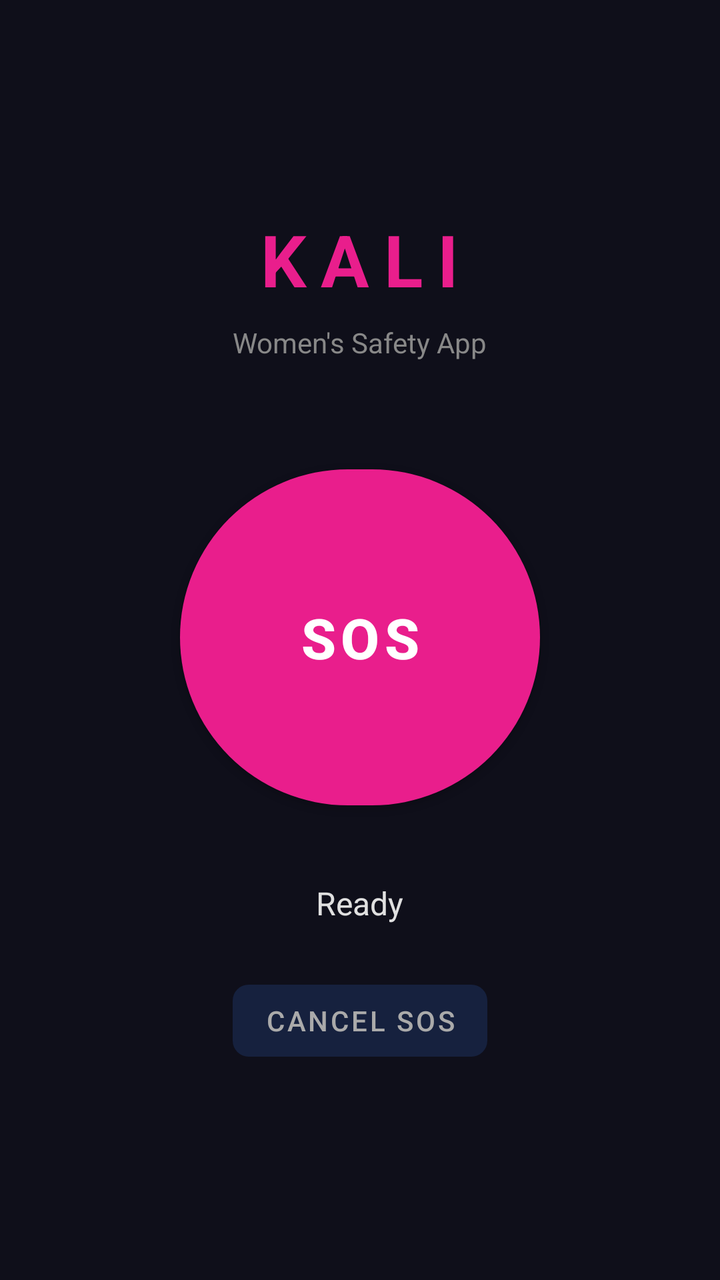
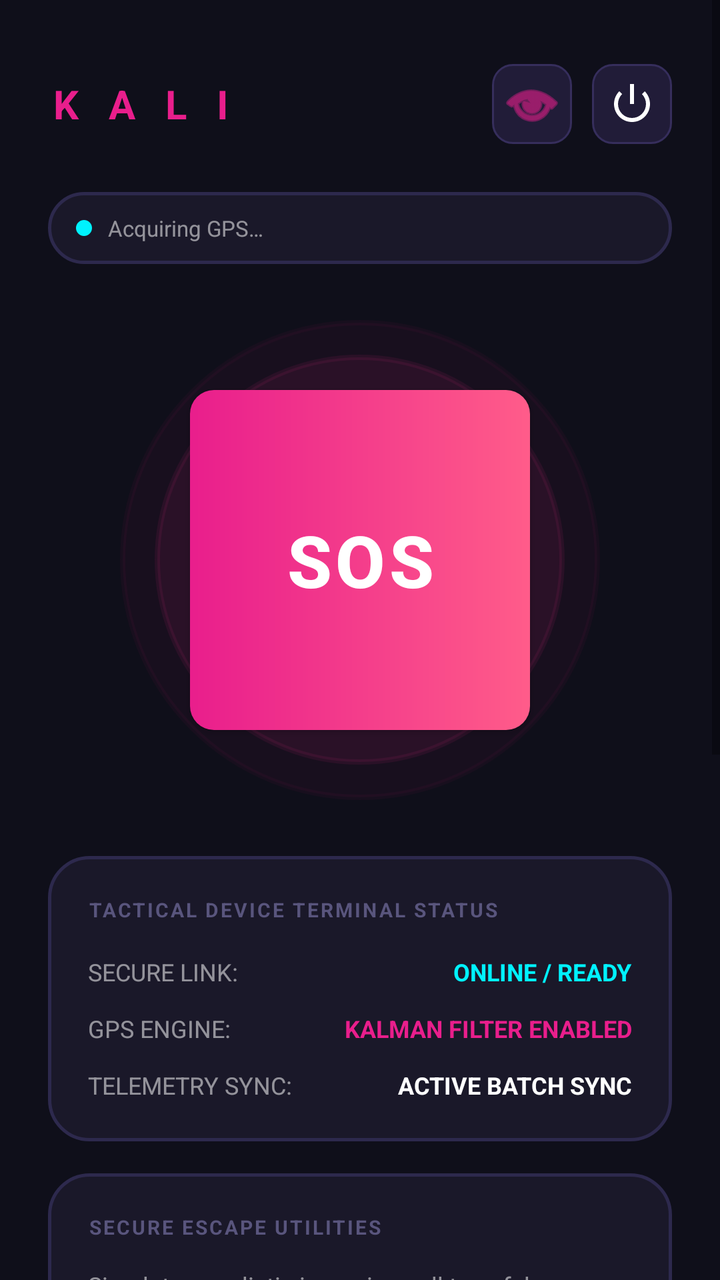

Compare the two renders of this Android layout. The source of the first and the diff that turns it into the second are given below.
<!-- AndroidManifest.xml: application theme Theme.Kali -->
<!-- res/layout/activity_sos.xml -->
<?xml version="1.0" encoding="utf-8"?>
<LinearLayout xmlns:android="http://schemas.android.com/apk/res/android"
    xmlns:app="http://schemas.android.com/apk/res-auto"
    android:layout_width="match_parent"
    android:layout_height="match_parent"
    android:orientation="vertical"
    android:gravity="center"
    android:background="@color/kali_bg"
    android:padding="32dp">

    <TextView
        android:text="KALI"
        android:textSize="36sp"
        android:textColor="@color/kali_pink"
        android:textStyle="bold"
        android:letterSpacing="0.2"
        android:layout_marginBottom="8dp"
        android:layout_width="wrap_content"
        android:layout_height="wrap_content"/>

    <TextView
        android:text="Women\'s Safety App"
        android:textSize="14sp"
        android:textColor="#888888"
        android:layout_marginBottom="48dp"
        android:layout_width="wrap_content"
        android:layout_height="wrap_content"/>

    <com.google.android.material.button.MaterialButton
        android:id="@+id/btnSos"
        android:text="SOS"
        android:textSize="28sp"
        android:textColor="@color/white"
        android:textStyle="bold"
        app:backgroundTint="@color/kali_pink"
        app:cornerRadius="90dp"
        android:layout_width="180dp"
        android:layout_height="180dp"
        android:layout_marginBottom="32dp"
        android:elevation="8dp"/>

    <TextView
        android:id="@+id/tvStatus"
        android:text="Ready"
        android:textSize="16sp"
        android:textColor="@color/kali_text"
        android:layout_marginBottom="24dp"
        android:layout_width="wrap_content"
        android:layout_height="wrap_content"/>

    <com.google.android.material.button.MaterialButton
        android:id="@+id/btnCancel"
        android:text="Cancel SOS"
        android:enabled="false"
        app:backgroundTint="@color/kali_surface"
        android:textColor="#aaaaaa"
        app:cornerRadius="8dp"
        android:layout_width="wrap_content"
        android:layout_height="wrap_content"/>

</LinearLayout>
<!-- resources referenced by this layout -->
<resources>
  <color name="kali_bg">#0F0F1A</color>
  <color name="kali_pink">#E91E8C</color>
  <color name="kali_surface">#16213E</color>
  <color name="kali_text">#E0E0E0</color>
  <color name="white">#FFFFFF</color>
  <style name="Theme.Kali" parent="Theme.MaterialComponents.DayNight.NoActionBar">
          <item name="colorPrimary">@color/kali_pink</item>
          <item name="colorPrimaryDark">@color/kali_dark</item>
          <item name="colorAccent">@color/kali_pink</item>
          <item name="android:windowBackground">@color/kali_bg</item>
          <item name="android:statusBarColor">@color/kali_dark</item>
      </style>
  <color name="kali_dark">#1A1A2E</color>
</resources>

<!-- the commit's change to res/layout/activity_sos.xml (unified diff, before → after) -->
@@ -1,61 +1,639 @@
 <?xml version="1.0" encoding="utf-8"?>
-<LinearLayout xmlns:android="http://schemas.android.com/apk/res/android"
+<FrameLayout xmlns:android="http://schemas.android.com/apk/res/android"
     xmlns:app="http://schemas.android.com/apk/res-auto"
     android:layout_width="match_parent"
     android:layout_height="match_parent"
-    android:orientation="vertical"
-    android:gravity="center"
-    android:background="@color/kali_bg"
-    android:padding="32dp">
-
-    <TextView
-        android:text="KALI"
-        android:textSize="36sp"
-        android:textColor="@color/kali_pink"
-        android:textStyle="bold"
-        android:letterSpacing="0.2"
-        android:layout_marginBottom="8dp"
-        android:layout_width="wrap_content"
-        android:layout_height="wrap_content"/>
-
-    <TextView
-        android:text="Women\'s Safety App"
-        android:textSize="14sp"
-        android:textColor="#888888"
-        android:layout_marginBottom="48dp"
-        android:layout_width="wrap_content"
-        android:layout_height="wrap_content"/>
-
-    <com.google.android.material.button.MaterialButton
-        android:id="@+id/btnSos"
-        android:text="SOS"
-        android:textSize="28sp"
-        android:textColor="@color/white"
-        android:textStyle="bold"
-        app:backgroundTint="@color/kali_pink"
-        app:cornerRadius="90dp"
-        android:layout_width="180dp"
-        android:layout_height="180dp"
-        android:layout_marginBottom="32dp"
-        android:elevation="8dp"/>
-
-    <TextView
-        android:id="@+id/tvStatus"
-        android:text="Ready"
-        android:textSize="16sp"
-        android:textColor="@color/kali_text"
-        android:layout_marginBottom="24dp"
-        android:layout_width="wrap_content"
-        android:layout_height="wrap_content"/>
-
-    <com.google.android.material.button.MaterialButton
-        android:id="@+id/btnCancel"
-        android:text="Cancel SOS"
-        android:enabled="false"
-        app:backgroundTint="@color/kali_surface"
-        android:textColor="#aaaaaa"
-        app:cornerRadius="8dp"
-        android:layout_width="wrap_content"
-        android:layout_height="wrap_content"/>
-
-</LinearLayout>
+    android:background="@color/kali_bg">
+
+    
+    <ScrollView
+        android:layout_width="match_parent"
+        android:layout_height="match_parent"
+        android:fillViewport="true">
+
+        <LinearLayout
+            android:layout_width="match_parent"
+            android:layout_height="wrap_content"
+            android:orientation="vertical"
+            android:gravity="center_horizontal"
+            android:padding="24dp">
+
+            
+            <RelativeLayout
+                android:layout_width="match_parent"
+                android:layout_height="56dp"
+                android:layout_marginBottom="16dp">
+
+                
+                <TextView
+                    android:layout_width="wrap_content"
+                    android:layout_height="wrap_content"
+                    android:text="K A L I"
+                    android:textColor="@color/kali_pink"
+                    android:textSize="20sp"
+                    android:textStyle="bold"
+                    android:letterSpacing="0.25"
+                    android:layout_alignParentStart="true"
+                    android:layout_centerVertical="true" />
+
+                
+                <ImageButton
+                    android:id="@+id/btnLogout"
+                    android:layout_width="40dp"
+                    android:layout_height="40dp"
+                    android:background="@drawable/bg_demo_badge"
+                    android:src="@android:drawable/ic_lock_power_off"
+                    app:tint="@color/white"
+                    android:layout_alignParentEnd="true"
+                    android:layout_centerVertical="true"
+                    android:contentDescription="Logout" />
+
+                
+                <ImageButton
+                    android:id="@+id/btnProfile"
+                    android:layout_width="40dp"
+                    android:layout_height="40dp"
+                    android:background="@drawable/bg_demo_badge"
+                    android:src="@android:drawable/ic_menu_view"
+                    app:tint="@color/kali_pink"
+                    android:layout_toStartOf="@id/btnLogout"
+                    android:layout_marginEnd="10dp"
+                    android:layout_centerVertical="true"
+                    android:contentDescription="Profile" />
+
+            </RelativeLayout>
+
+            
+            <LinearLayout
+                android:layout_width="match_parent"
+                android:layout_height="36dp"
+                android:orientation="horizontal"
+                android:gravity="center_vertical"
+                android:background="@drawable/bg_card_glass"
+                android:paddingStart="14dp"
+                android:paddingEnd="14dp"
+                android:layout_marginBottom="20dp">
+
+                
+                <View
+                    android:id="@+id/viewGpsDot"
+                    android:layout_width="8dp"
+                    android:layout_height="8dp"
+                    android:background="@drawable/bg_pulsing_marker"
+                    android:backgroundTint="#00F2FE"
+                    android:layout_marginEnd="8dp" />
+
+                
+                <TextView
+                    android:id="@+id/tvAddress"
+                    android:layout_width="0dp"
+                    android:layout_height="wrap_content"
+                    android:layout_weight="1"
+                    android:text="Acquiring GPS…"
+                    android:textColor="#88FFFFFF"
+                    android:textSize="11sp"
+                    android:singleLine="true"
+                    android:ellipsize="end" />
+
+            </LinearLayout>
+
+            
+            <FrameLayout
+                android:layout_width="wrap_content"
+                android:layout_height="wrap_content"
+                android:layout_marginTop="8dp"
+                android:layout_marginBottom="28dp">
+
+                
+                <View
+                    android:layout_width="240dp"
+                    android:layout_height="240dp"
+                    android:background="@drawable/bg_pulsing_marker"
+                    android:backgroundTint="#0AFF2D8A"
+                    android:layout_gravity="center" />
+
+                
+                <View
+                    android:layout_width="205dp"
+                    android:layout_height="205dp"
+                    android:background="@drawable/bg_pulsing_marker"
+                    android:backgroundTint="#14FF2D8A"
+                    android:layout_gravity="center" />
+
+                
+                <com.google.android.material.button.MaterialButton
+                    android:id="@+id/btnSos"
+                    android:layout_width="170dp"
+                    android:layout_height="170dp"
+                    android:layout_gravity="center"
+                    app:backgroundTint="@null"
+                    android:background="@drawable/bg_gradient_button"
+                    android:text="SOS"
+                    android:textColor="@color/white"
+                    android:textSize="36sp"
+                    android:textStyle="bold"
+                    android:letterSpacing="0.05"
+                    android:elevation="8dp" />
+
+                
+                <TextView
+                    android:id="@+id/tvCountdown"
+                    android:layout_width="170dp"
+                    android:layout_height="170dp"
+                    android:layout_gravity="center"
+                    android:gravity="center"
+                    android:text=""
+                    android:textColor="@color/white"
+                    android:textSize="64sp"
+                    android:textStyle="bold"
+                    android:visibility="gone"
+                    android:elevation="10dp"
+                    android:background="#CC000000" />
+
+            </FrameLayout>
+
+            
+            <LinearLayout
+                android:id="@+id/layoutSosActive"
+                android:layout_width="match_parent"
+                android:layout_height="wrap_content"
+                android:orientation="vertical"
+                android:background="@drawable/bg_card_glass"
+                android:padding="16dp"
+                android:layout_marginBottom="16dp"
+                android:visibility="gone">
+
+                
+                <LinearLayout
+                    android:layout_width="match_parent"
+                    android:layout_height="wrap_content"
+                    android:orientation="horizontal"
+                    android:gravity="center_vertical"
+                    android:layout_marginBottom="10dp">
+
+                    <View
+                        android:id="@+id/viewRecordDot"
+                        android:layout_width="10dp"
+                        android:layout_height="10dp"
+                        android:background="@drawable/bg_pulsing_marker"
+                        android:backgroundTint="#FF3B30"
+                        android:layout_marginEnd="10dp" />
+
+                    <TextView
+                        android:layout_width="0dp"
+                        android:layout_height="wrap_content"
+                        android:layout_weight="1"
+                        android:text="Recording Active"
+                        android:textColor="#FF3B30"
+                        android:textSize="13sp"
+                        android:textStyle="bold" />
+
+                </LinearLayout>
+
+                
+                <TextView
+                    android:id="@+id/tvSosDuration"
+                    android:layout_width="wrap_content"
+                    android:layout_height="wrap_content"
+                    android:text="SOS Active: 00:00"
+                    android:textColor="@color/kali_pink"
+                    android:textSize="14sp"
+                    android:textStyle="bold"
+                    android:letterSpacing="0.05" />
+
+            </LinearLayout>
+
+            
+            <LinearLayout
+                android:layout_width="match_parent"
+                android:layout_height="wrap_content"
+                android:orientation="vertical"
+                android:background="@drawable/bg_card_glass"
+                android:padding="20dp"
+                android:layout_marginBottom="16dp">
+
+                <TextView
+                    android:layout_width="wrap_content"
+                    android:layout_height="wrap_content"
+                    android:text="TACTICAL DEVICE TERMINAL STATUS"
+                    android:textColor="#59557D"
+                    android:textSize="10sp"
+                    android:textStyle="bold"
+                    android:letterSpacing="0.1"
+                    android:layout_marginBottom="16dp" />
+
+                
+                <LinearLayout
+                    android:layout_width="match_parent"
+                    android:layout_height="wrap_content"
+                    android:orientation="horizontal"
+                    android:gravity="center_vertical"
+                    android:layout_marginBottom="12dp">
+
+                    <TextView
+                        android:layout_width="0dp"
+                        android:layout_height="wrap_content"
+                        android:layout_weight="1"
+                        android:text="SECURE LINK:"
+                        android:textColor="#88FFFFFF"
+                        android:textSize="12sp" />
+
+                    <TextView
+                        android:id="@+id/tvStatus"
+                        android:layout_width="wrap_content"
+                        android:layout_height="wrap_content"
+                        android:text="ONLINE / READY"
+                        android:textColor="#00F2FE"
+                        android:textSize="12sp"
+                        android:textStyle="bold" />
+
+                </LinearLayout>
+
+                
+                <LinearLayout
+                    android:layout_width="match_parent"
+                    android:layout_height="wrap_content"
+                    android:orientation="horizontal"
+                    android:gravity="center_vertical"
+                    android:layout_marginBottom="12dp">
+
+                    <TextView
+                        android:layout_width="0dp"
+                        android:layout_height="wrap_content"
+                        android:layout_weight="1"
+                        android:text="GPS ENGINE:"
+                        android:textColor="#88FFFFFF"
+                        android:textSize="12sp" />
+
+                    <TextView
+                        android:layout_width="wrap_content"
+                        android:layout_height="wrap_content"
+                        android:text="KALMAN FILTER ENABLED"
+                        android:textColor="@color/kali_pink"
+                        android:textSize="12sp"
+                        android:textStyle="bold" />
+
+                </LinearLayout>
+
+                
+                <LinearLayout
+                    android:layout_width="match_parent"
+                    android:layout_height="wrap_content"
+                    android:orientation="horizontal"
+                    android:gravity="center_vertical">
+
+                    <TextView
+                        android:layout_width="0dp"
+                        android:layout_height="wrap_content"
+                        android:layout_weight="1"
+                        android:text="TELEMETRY SYNC:"
+                        android:textColor="#88FFFFFF"
+                        android:textSize="12sp" />
+
+                    <TextView
+                        android:layout_width="wrap_content"
+                        android:layout_height="wrap_content"
+                        android:text="ACTIVE BATCH SYNC"
+                        android:textColor="@color/white"
+                        android:textSize="12sp"
+                        android:textStyle="bold" />
+
+                </LinearLayout>
+
+            </LinearLayout>
+
+            
+            <LinearLayout
+                android:id="@+id/cardFakeCall"
+                android:layout_width="match_parent"
+                android:layout_height="wrap_content"
+                android:orientation="vertical"
+                android:background="@drawable/bg_card_glass"
+                android:padding="20dp"
+                android:layout_marginBottom="16dp">
+
+                <TextView
+                    android:layout_width="wrap_content"
+                    android:layout_height="wrap_content"
+                    android:text="SECURE ESCAPE UTILITIES"
+                    android:textColor="#59557D"
+                    android:textSize="10sp"
+                    android:textStyle="bold"
+                    android:letterSpacing="0.1"
+                    android:layout_marginBottom="14dp" />
+
+                <TextView
+                    android:layout_width="wrap_content"
+                    android:layout_height="wrap_content"
+                    android:text="Simulate a realistic incoming call to safely excuse yourself from uncomfortable or threatening environments."
+                    android:textColor="#88FFFFFF"
+                    android:textSize="12sp"
+                    android:layout_marginBottom="16dp" />
+
+                <com.google.android.material.button.MaterialButton
+                    android:id="@+id/btnFakeCall"
+                    android:layout_width="match_parent"
+                    android:layout_height="48dp"
+                    android:text="TRIGGER SIMULATED CALL"
+                    android:textColor="@color/white"
+                    android:textStyle="bold"
+                    android:textSize="12sp"
+                    app:backgroundTint="#0C0A15"
+                    app:strokeColor="#FF2D8A"
+                    app:strokeWidth="1dp"
+                    app:cornerRadius="8dp" />
+
+            </LinearLayout>
+
+            
+            <LinearLayout
+                android:layout_width="match_parent"
+                android:layout_height="wrap_content"
+                android:orientation="vertical"
+                android:background="@drawable/bg_card_glass"
+                android:padding="20dp"
+                android:layout_marginBottom="16dp">
+
+                <TextView
+                    android:layout_width="wrap_content"
+                    android:layout_height="wrap_content"
+                    android:text="HANDS-FREE ALARM SHIELD"
+                    android:textColor="#59557D"
+                    android:textSize="10sp"
+                    android:textStyle="bold"
+                    android:letterSpacing="0.1"
+                    android:layout_marginBottom="14dp" />
+
+                <RelativeLayout
+                    android:layout_width="match_parent"
+                    android:layout_height="wrap_content"
+                    android:layout_marginBottom="8dp">
+
+                    <TextView
+                        android:layout_width="wrap_content"
+                        android:layout_height="wrap_content"
+                        android:text="Ambient Noise Shield (Scream Guard)"
+                        android:textColor="@color/white"
+                        android:textSize="14sp"
+                        android:textStyle="bold"
+                        android:layout_alignParentStart="true"
+                        android:layout_toStartOf="@+id/switchScreamGuard" />
+
+                    <com.google.android.material.switchmaterial.SwitchMaterial
+                        android:id="@+id/switchScreamGuard"
+                        android:layout_width="wrap_content"
+                        android:layout_height="wrap_content"
+                        android:layout_alignParentEnd="true"
+                        app:useMaterialThemeColors="true" />
+                </RelativeLayout>
+
+                <TextView
+                    android:layout_width="wrap_content"
+                    android:layout_height="wrap_content"
+                    android:text="Listens continuously in the background for sudden high-decibel distress signals or screams (above 85 dB). Fires automatic SOS countdown for hands-free rescue."
+                    android:textColor="#88FFFFFF"
+                    android:textSize="12sp" />
+
+            </LinearLayout>
+
+            
+            <LinearLayout
+                android:id="@+id/layoutContacts"
+                android:layout_width="match_parent"
+                android:layout_height="wrap_content"
+                android:orientation="vertical"
+                android:background="@drawable/bg_card_glass"
+                android:padding="20dp"
+                android:layout_marginBottom="16dp"
+                android:visibility="gone">
+
+                <TextView
+                    android:layout_width="wrap_content"
+                    android:layout_height="wrap_content"
+                    android:text="EMERGENCY CONTACTS"
+                    android:textColor="#59557D"
+                    android:textSize="10sp"
+                    android:textStyle="bold"
+                    android:letterSpacing="0.1"
+                    android:layout_marginBottom="14dp" />
+
+                
+                <LinearLayout
+                    android:id="@+id/llContactsContainer"
+                    android:layout_width="match_parent"
+                    android:layout_height="wrap_content"
+                    android:orientation="vertical" />
+
+            </LinearLayout>
+
+            
+            <com.google.android.material.button.MaterialButton
+                android:id="@+id/btnCancel"
+                android:layout_width="match_parent"
+                android:layout_height="54dp"
+                android:enabled="false"
+                app:backgroundTint="#0C0A15"
+                android:textColor="#59557D"
+                app:strokeColor="#211E3B"
+                app:strokeWidth="1.5dp"
+                app:cornerRadius="12dp"
+                android:text="STAND DOWN (CANCEL SOS)"
+                android:textSize="13sp"
+                android:textStyle="bold"
+                android:insetTop="0dp"
+                android:insetBottom="0dp"
+                android:layout_marginBottom="16dp" />
+
+            <TextView
+                android:layout_width="wrap_content"
+                android:layout_height="wrap_content"
+                android:text="Authorized Secure Terminal Access"
+                android:textColor="#3D3D60"
+                android:textSize="11sp" />
+
+        </LinearLayout>
+    </ScrollView>
+
+    
+    <RelativeLayout
+        android:id="@+id/layoutFakeCallOverlay"
+        android:layout_width="match_parent"
+        android:layout_height="match_parent"
+        android:background="#0F0F1A"
+        android:visibility="gone"
+        android:clickable="true"
+        android:focusable="true"
+        android:elevation="20dp">
+
+        
+        <LinearLayout
+            android:id="@+id/llCallerHeader"
+            android:layout_width="match_parent"
+            android:layout_height="wrap_content"
+            android:orientation="vertical"
+            android:gravity="center_horizontal"
+            android:layout_marginTop="80dp">
+
+            <TextView
+                android:layout_width="wrap_content"
+                android:layout_height="wrap_content"
+                android:text="Incoming Call"
+                android:textColor="#88FFFFFF"
+                android:textSize="14sp"
+                android:letterSpacing="0.1" />
+
+            <TextView
+                android:id="@+id/tvCallerName"
+                android:layout_width="wrap_content"
+                android:layout_height="wrap_content"
+                android:text="MOM"
+                android:textColor="@color/white"
+                android:textSize="32sp"
+                android:textStyle="bold"
+                android:layout_marginTop="8dp" />
+
+            <TextView
+                android:id="@+id/tvCallerNumber"
+                android:layout_width="wrap_content"
+                android:layout_height="wrap_content"
+                android:text="Mobile +91 98765 43210"
+                android:textColor="#59557D"
+                android:textSize="14sp"
+                android:layout_marginTop="4dp" />
+
+        </LinearLayout>
+
+        
+        <LinearLayout
+            android:id="@+id/llActiveCallHud"
+            android:layout_width="match_parent"
+            android:layout_height="wrap_content"
+            android:orientation="vertical"
+            android:gravity="center_horizontal"
+            android:layout_centerInParent="true"
+            android:visibility="gone">
+
+            <TextView
+                android:id="@+id/tvCallTimer"
+                android:layout_width="wrap_content"
+                android:layout_height="wrap_content"
+                android:text="00:00"
+                android:textColor="#00F2FE"
+                android:textSize="28sp"
+                android:textStyle="bold" />
+
+            <TextView
+                android:layout_width="wrap_content"
+                android:layout_height="wrap_content"
+                android:text="Secure Audio Connection Active"
+                android:textColor="#59557D"
+                android:textSize="12sp"
+                android:layout_marginTop="8dp" />
+
+        </LinearLayout>
+
+        
+        <LinearLayout
+            android:id="@+id/llCallActions"
+            android:layout_width="match_parent"
+            android:layout_height="wrap_content"
+            android:orientation="horizontal"
+            android:gravity="center"
+            android:layout_alignParentBottom="true"
+            android:layout_marginBottom="80dp">
+
+            
+            <LinearLayout
+                android:layout_width="wrap_content"
+                android:layout_height="wrap_content"
+                android:orientation="vertical"
+                android:gravity="center_horizontal"
+                android:layout_marginEnd="40dp">
+
+                <com.google.android.material.button.MaterialButton
+                    android:id="@+id/btnDeclineCall"
+                    android:layout_width="72dp"
+                    android:layout_height="72dp"
+                    app:icon="@android:drawable/ic_menu_close_clear_cancel"
+                    app:iconTint="@color/white"
+                    app:iconSize="28dp"
+                    app:backgroundTint="@color/kali_red"
+                    app:cornerRadius="36dp"
+                    android:insetTop="0dp"
+                    android:insetBottom="0dp" />
+
+                <TextView
+                    android:layout_width="wrap_content"
+                    android:layout_height="wrap_content"
+                    android:text="Decline"
+                    android:textColor="#88FFFFFF"
+                    android:textSize="12sp"
+                    android:layout_marginTop="8dp" />
+            </LinearLayout>
+
+            
+            <LinearLayout
+                android:layout_width="wrap_content"
+                android:layout_height="wrap_content"
+                android:orientation="vertical"
+                android:gravity="center_horizontal"
+                android:layout_marginStart="40dp">
+
+                <com.google.android.material.button.MaterialButton
+                    android:id="@+id/btnAnswerCall"
+                    android:layout_width="72dp"
+                    android:layout_height="72dp"
+                    app:icon="@android:drawable/ic_menu_call"
+                    app:iconTint="@color/white"
+                    app:iconSize="28dp"
+                    app:backgroundTint="@color/kali_green"
+                    app:cornerRadius="36dp"
+                    android:insetTop="0dp"
+                    android:insetBottom="0dp" />
+
+                <TextView
+                    android:layout_width="wrap_content"
+                    android:layout_height="wrap_content"
+                    android:text="Answer"
+                    android:textColor="#88FFFFFF"
+                    android:textSize="12sp"
+                    android:layout_marginTop="8dp" />
+            </LinearLayout>
+
+        </LinearLayout>
+
+        
+        <LinearLayout
+            android:id="@+id/llEndCall"
+            android:layout_width="match_parent"
+            android:layout_height="wrap_content"
+            android:orientation="vertical"
+            android:gravity="center_horizontal"
+            android:layout_alignParentBottom="true"
+            android:layout_marginBottom="80dp"
+            android:visibility="gone">
+
+            <com.google.android.material.button.MaterialButton
+                android:id="@+id/btnEndCall"
+                android:layout_width="72dp"
+                android:layout_height="72dp"
+                app:icon="@android:drawable/ic_menu_close_clear_cancel"
+                app:iconTint="@color/white"
+                app:iconSize="28dp"
+                app:backgroundTint="@color/kali_red"
+                app:cornerRadius="36dp"
+                android:insetTop="0dp"
+                android:insetBottom="0dp" />
+
+            <TextView
+                android:layout_width="wrap_content"
+                android:layout_height="wrap_content"
+                android:text="End Call"
+                android:textColor="#88FFFFFF"
+                android:textSize="12sp"
+                android:layout_marginTop="8dp" />
+        </LinearLayout>
+
+    </RelativeLayout>
+
+</FrameLayout>
<!-- resource entries referenced after the edit -->
@@ -1,10 +1,52 @@
 <!-- resources referenced by this layout -->
 <resources>
   <color name="kali_bg">#0F0F1A</color>
+  <color name="kali_green">#4CAF50</color>
   <color name="kali_pink">#E91E8C</color>
-  <color name="kali_surface">#16213E</color>
-  <color name="kali_text">#E0E0E0</color>
+  <color name="kali_red">#FF4444</color>
   <color name="white">#FFFFFF</color>
+  <!-- drawable bg_card_glass (drawable) -->
+  <?xml version="1.0" encoding="utf-8"?>
+  <shape xmlns:android="http://schemas.android.com/apk/res/android"
+      android:shape="rectangle">
+      <solid android:color="#1A1829"/>
+      <stroke
+          android:width="1.5dp"
+          android:color="#2D294D"/>
+      <corners android:radius="20dp"/>
+  </shape>
+  <!-- drawable bg_demo_badge (drawable) -->
+  <?xml version="1.0" encoding="utf-8"?>
+  <shape xmlns:android="http://schemas.android.com/apk/res/android"
+      android:shape="rectangle">
+      <solid android:color="#211C38"/>
+      <stroke
+          android:width="1dp"
+          android:color="#362E5C"/>
+      <corners android:radius="10dp"/>
+  </shape>
+  <!-- drawable bg_gradient_button (drawable) -->
+  <?xml version="1.0" encoding="utf-8"?>
+  <shape xmlns:android="http://schemas.android.com/apk/res/android"
+      android:shape="rectangle">
+      <gradient
+          android:startColor="#E91E8C"
+          android:endColor="#FF5C8A"
+          android:angle="0"/>
+      <corners android:radius="12dp"/>
+  </shape>
+  <!-- drawable bg_pulsing_marker (drawable) -->
+  <?xml version="1.0" encoding="utf-8"?>
+  <shape xmlns:android="http://schemas.android.com/apk/res/android"
+      android:shape="oval">
+      <solid android:color="#FF2D8A"/>
+      <stroke
+          android:width="2.5dp"
+          android:color="#FFFFFF"/>
+      <size
+          android:width="18dp"
+          android:height="18dp"/>
+  </shape>
   <style name="Theme.Kali" parent="Theme.MaterialComponents.DayNight.NoActionBar">
           <item name="colorPrimary">@color/kali_pink</item>
           <item name="colorPrimaryDark">@color/kali_dark</item>
